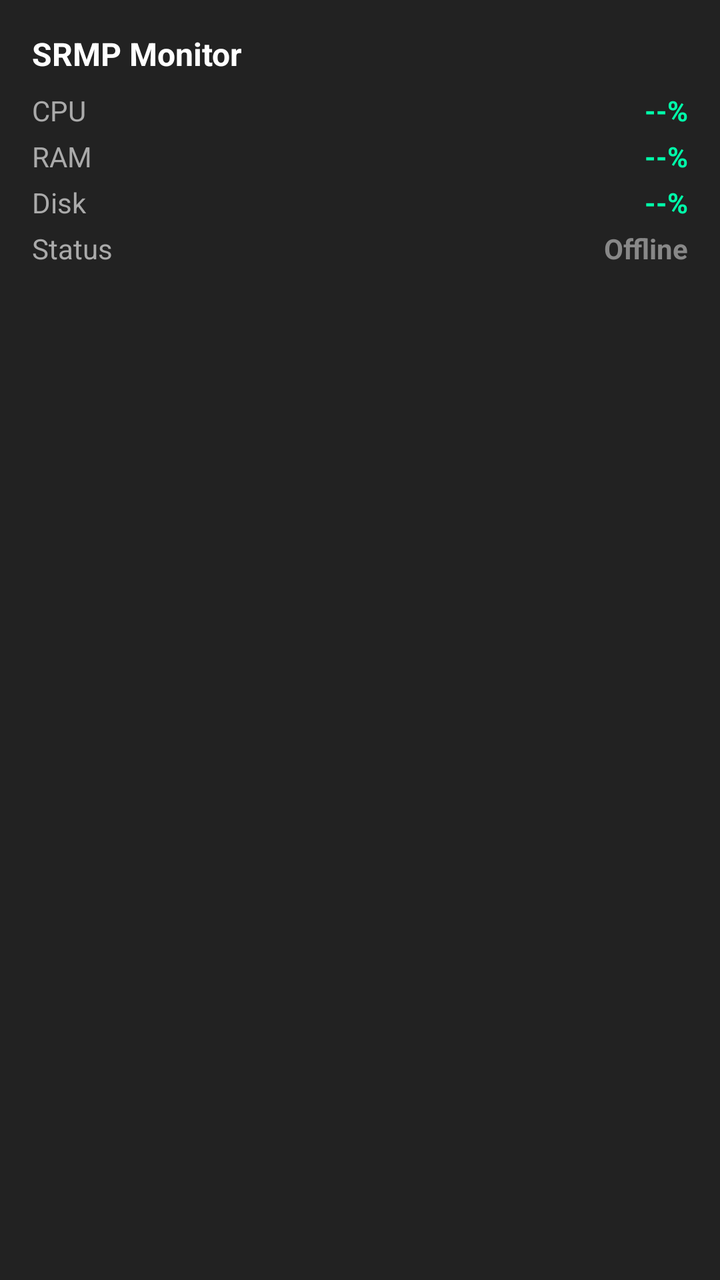
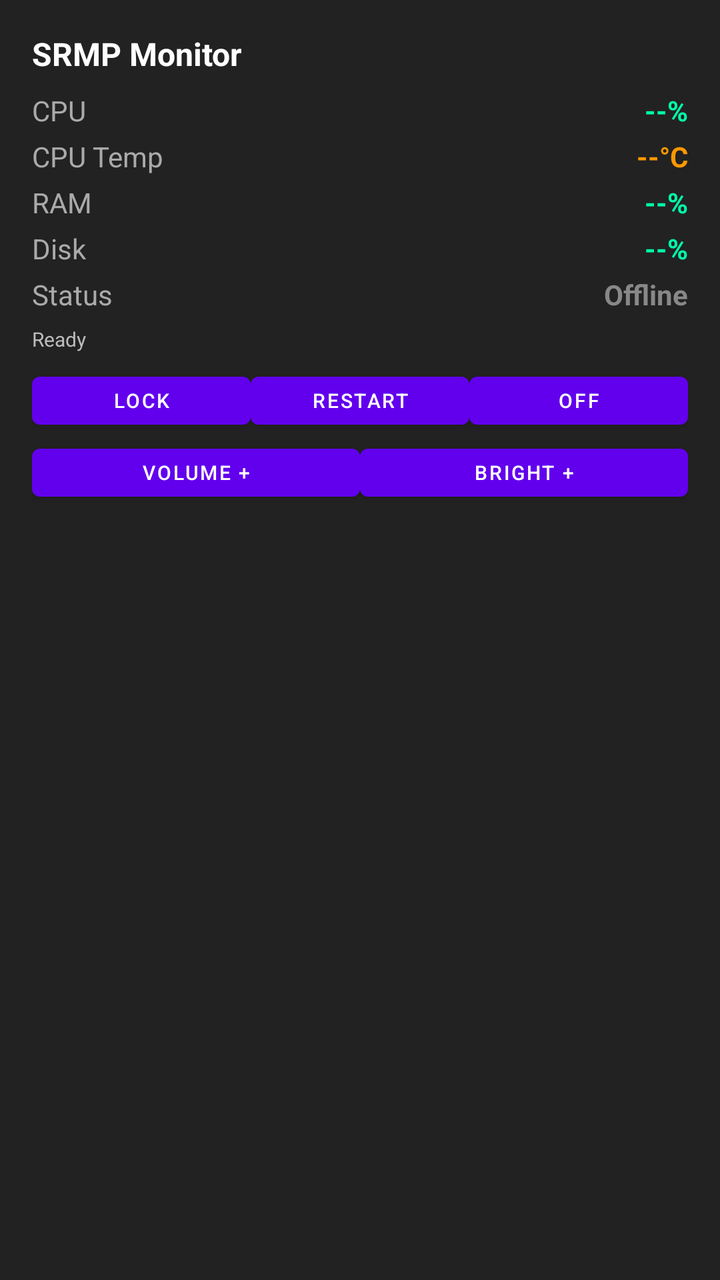

The first picture is an Android layout as it rendered before a commit; the second is the same layout after the commit. The layout source and the unified diff follow.
<!-- AndroidManifest.xml: fallback theme Theme.MaterialComponents.DayNight.NoActionBar -->
<!-- res/layout/widget_layout.xml -->
<LinearLayout xmlns:android="http://schemas.android.com/apk/res/android"
    android:id="@+id/widget_root"
    android:layout_width="match_parent"
    android:layout_height="match_parent"
    android:orientation="vertical"
    android:padding="16dp"
    android:background="#222222">

    <TextView
        android:layout_width="wrap_content"
        android:layout_height="wrap_content"
        android:text="SRMP Monitor"
        android:textColor="#FFFFFF"
        android:textSize="16sp"
        android:textStyle="bold"
        android:layout_marginBottom="8dp"/>

    <LinearLayout
        android:layout_width="match_parent"
        android:layout_height="wrap_content"
        android:orientation="horizontal">
        <TextView
            android:layout_width="0dp"
            android:layout_height="wrap_content"
            android:layout_weight="1"
            android:text="CPU"
            android:textColor="#AAAAAA"
            android:textSize="14sp"/>
        <TextView
            android:id="@+id/tv_cpu"
            android:layout_width="wrap_content"
            android:layout_height="wrap_content"
            android:text="--%"
            android:textColor="#00FFAA"
            android:textSize="14sp"
            android:textStyle="bold"/>
    </LinearLayout>

    <LinearLayout
        android:layout_width="match_parent"
        android:layout_height="wrap_content"
        android:orientation="horizontal"
        android:layout_marginTop="4dp">
        <TextView
            android:layout_width="0dp"
            android:layout_height="wrap_content"
            android:layout_weight="1"
            android:text="RAM"
            android:textColor="#AAAAAA"
            android:textSize="14sp"/>
        <TextView
            android:id="@+id/tv_ram"
            android:layout_width="wrap_content"
            android:layout_height="wrap_content"
            android:text="--%"
            android:textColor="#00FFAA"
            android:textSize="14sp"
            android:textStyle="bold"/>
    </LinearLayout>

    <LinearLayout
        android:layout_width="match_parent"
        android:layout_height="wrap_content"
        android:orientation="horizontal"
        android:layout_marginTop="4dp">
        <TextView
            android:layout_width="0dp"
            android:layout_height="wrap_content"
            android:layout_weight="1"
            android:text="Disk"
            android:textColor="#AAAAAA"
            android:textSize="14sp"/>
        <TextView
            android:id="@+id/tv_disk"
            android:layout_width="wrap_content"
            android:layout_height="wrap_content"
            android:text="--%"
            android:textColor="#00FFAA"
            android:textSize="14sp"
            android:textStyle="bold"/>
    </LinearLayout>

    <LinearLayout
        android:layout_width="match_parent"
        android:layout_height="wrap_content"
        android:orientation="horizontal"
        android:layout_marginTop="4dp">
        <TextView
            android:layout_width="0dp"
            android:layout_height="wrap_content"
            android:layout_weight="1"
            android:text="Status"
            android:textColor="#AAAAAA"
            android:textSize="14sp"/>
        <TextView
            android:id="@+id/tv_status"
            android:layout_width="wrap_content"
            android:layout_height="wrap_content"
            android:text="Offline"
            android:textColor="#888888"
            android:textSize="14sp"
            android:textStyle="bold"/>
    </LinearLayout>
</LinearLayout>
<!-- resources referenced by this layout -->
<resources>

</resources>

<!-- the commit's change to res/layout/widget_layout.xml (unified diff, before → after) -->
@@ -32,6 +32,28 @@
             android:layout_height="wrap_content"
             android:text="--%"
             android:textColor="#00FFAA"
+            android:textSize="14sp"
+            android:textStyle="bold"/>
+    </LinearLayout>
+
+    <LinearLayout
+        android:layout_width="match_parent"
+        android:layout_height="wrap_content"
+        android:orientation="horizontal"
+        android:layout_marginTop="4dp">
+        <TextView
+            android:layout_width="0dp"
+            android:layout_height="wrap_content"
+            android:layout_weight="1"
+            android:text="CPU Temp"
+            android:textColor="#AAAAAA"
+            android:textSize="14sp"/>
+        <TextView
+            android:id="@+id/tv_temp"
+            android:layout_width="wrap_content"
+            android:layout_height="wrap_content"
+            android:text="--°C"
+            android:textColor="#FF9800"
             android:textSize="14sp"
             android:textStyle="bold"/>
     </LinearLayout>
@@ -101,4 +123,63 @@
             android:textSize="14sp"
             android:textStyle="bold"/>
     </LinearLayout>
+
+    <TextView
+        android:id="@+id/tv_result"
+        android:layout_width="match_parent"
+        android:layout_height="wrap_content"
+        android:layout_marginTop="6dp"
+        android:ellipsize="end"
+        android:maxLines="1"
+        android:text="Ready"
+        android:textColor="#BBBBBB"
+        android:textSize="10sp"/>
+
+    <LinearLayout
+        android:layout_width="match_parent"
+        android:layout_height="wrap_content"
+        android:layout_marginTop="6dp"
+        android:orientation="horizontal">
+        <Button
+            android:id="@+id/btn_lock"
+            android:layout_width="0dp"
+            android:layout_height="36dp"
+            android:layout_weight="1"
+            android:text="Lock"
+            android:textSize="10sp"/>
+        <Button
+            android:id="@+id/btn_restart"
+            android:layout_width="0dp"
+            android:layout_height="36dp"
+            android:layout_weight="1"
+            android:text="Restart"
+            android:textSize="10sp"/>
+        <Button
+            android:id="@+id/btn_shutdown"
+            android:layout_width="0dp"
+            android:layout_height="36dp"
+            android:layout_weight="1"
+            android:text="Off"
+            android:textSize="10sp"/>
+    </LinearLayout>
+
+    <LinearLayout
+        android:layout_width="match_parent"
+        android:layout_height="wrap_content"
+        android:orientation="horizontal">
+        <Button
+            android:id="@+id/btn_volume"
+            android:layout_width="0dp"
+            android:layout_height="36dp"
+            android:layout_weight="1"
+            android:text="Volume +"
+            android:textSize="10sp"/>
+        <Button
+            android:id="@+id/btn_brightness"
+            android:layout_width="0dp"
+            android:layout_height="36dp"
+            android:layout_weight="1"
+            android:text="Bright +"
+            android:textSize="10sp"/>
+    </LinearLayout>
 </LinearLayout>
